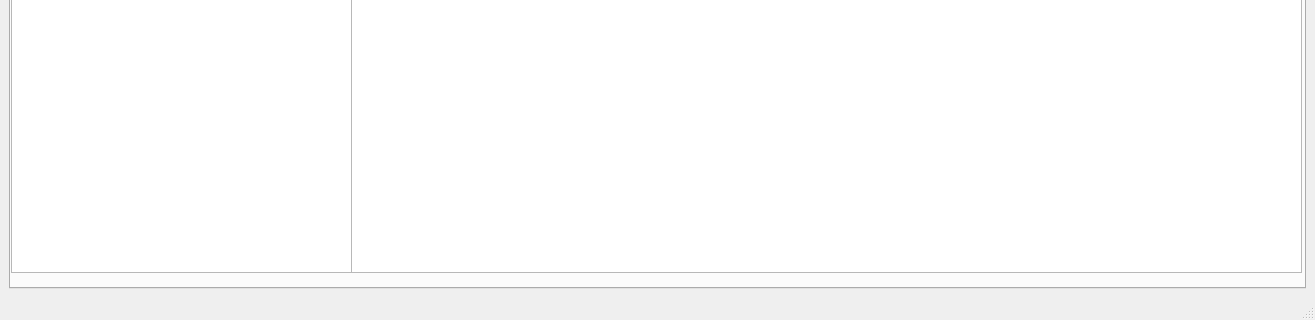
This is matfHub/mainwindow.ui in milalukic/matfHub as Qt 5 draws it before an edit; both pictures show x 0 to 1315 and y 452 to 772 of the 1315 by 772 pixel window. The edited form follows.
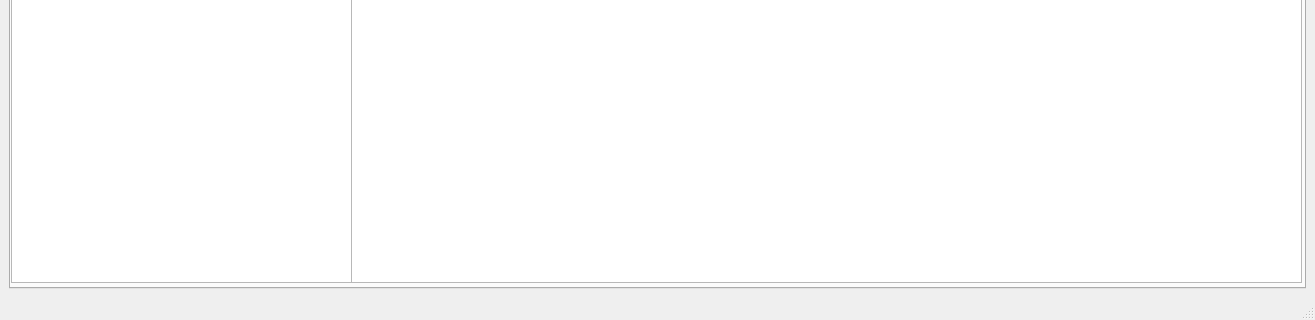
This is the edited form. The open tabs and pages were chosen to show the change. Icons and pictures are not drawn.

Commit message: jos uvek sve radi B)

What changed in the file:
```diff
--- a/matfHub/mainwindow.ui
+++ b/matfHub/mainwindow.ui
@@ -48,7 +48,7 @@
           <x>0</x>
           <y>30</y>
           <width>341</width>
-          <height>641</height>
+          <height>651</height>
          </rect>
         </property>
        </widget>
@@ -1924,24 +1924,42 @@
           <normaloff>.</normaloff>.</iconset>
         </property>
        </widget>
-       <widget class="QWidget" name="horizontalLayoutWidget_2">
+       <widget class="QStackedWidget" name="stackedWidgetFM">
         <property name="geometry">
          <rect>
           <x>340</x>
           <y>30</y>
           <width>951</width>
-          <height>641</height>
+          <height>651</height>
          </rect>
         </property>
-        <layout class="QHBoxLayout" name="fileViewLayout">
-         <item>
+        <widget class="QWidget" name="page_4">
           <widget class="QTableView" name="fileView">
+          <property name="geometry">
+           <rect>
+            <x>0</x>
+            <y>0</y>
+            <width>951</width>
+            <height>651</height>
+           </rect>
+          </property>
            <property name="contextMenuPolicy">
             <enum>Qt::CustomContextMenu</enum>
            </property>
           </widget>
-         </item>
-        </layout>
+        </widget>
+        <widget class="QWidget" name="page_5">
+         <widget class="QListView" name="listFileView">
+          <property name="geometry">
+           <rect>
+            <x>0</x>
+            <y>0</y>
+            <width>951</width>
+            <height>651</height>
+           </rect>
+          </property>
+         </widget>
+        </widget>
        </widget>
       </widget>
       <widget class="QWidget" name="KalkulatorTab">
```
Left out of the diff: 2 changed lines with no effect on the pictures. Lines whose indentation alone changed are shown as unchanged. The commit also changes 1 other file.
